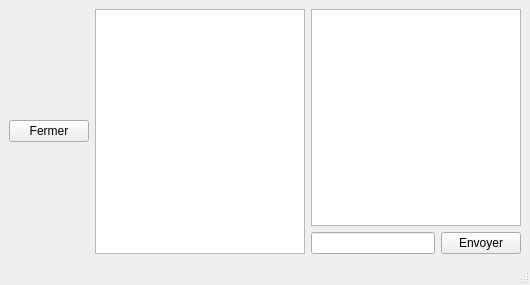
Above: uimessages.ui from TURKEYSTAR/Bank before the change. Below: the same form after it.
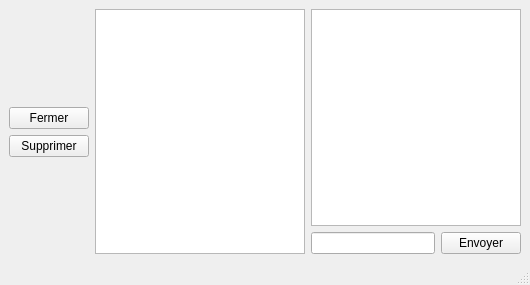
That is the form after the change.

The edit to the form file:
```diff
--- a/uimessages.ui
+++ b/uimessages.ui
@@ -16,11 +16,54 @@
   <widget class="QWidget" name="centralwidget">
    <layout class="QHBoxLayout" name="mainLayout">
     <item>
-     <widget class="QPushButton" name="pushButtonFermer">
-      <property name="text">
-       <string>Fermer</string>
+     <layout class="QVBoxLayout" name="verticalLayout">
+      <property name="leftMargin">
+       <number>0</number>
       </property>
-     </widget>
+      <property name="topMargin">
+       <number>1</number>
+      </property>
+      <item>
+       <spacer name="verticalSpacer">
+        <property name="orientation">
+         <enum>Qt::Vertical</enum>
+        </property>
+        <property name="sizeHint" stdset="0">
+         <size>
+          <width>20</width>
+          <height>40</height>
+         </size>
+        </property>
+       </spacer>
+      </item>
+      <item>
+       <widget class="QPushButton" name="pushButtonFermer">
+        <property name="text">
+         <string>Fermer</string>
+        </property>
+       </widget>
+      </item>
+      <item>
+       <widget class="QPushButton" name="pushButtonSupprimer">
+        <property name="text">
+         <string>Supprimer</string>
+        </property>
+       </widget>
+      </item>
+      <item>
+       <spacer name="verticalSpacer_2">
+        <property name="orientation">
+         <enum>Qt::Vertical</enum>
+        </property>
+        <property name="sizeHint" stdset="0">
+         <size>
+          <width>20</width>
+          <height>40</height>
+         </size>
+        </property>
+       </spacer>
+      </item>
+     </layout>
     </item>
     <item>
      <widget class="QListWidget" name="userList"/>
```
Left out of the diff: 6 changed lines with no effect on the pictures.
